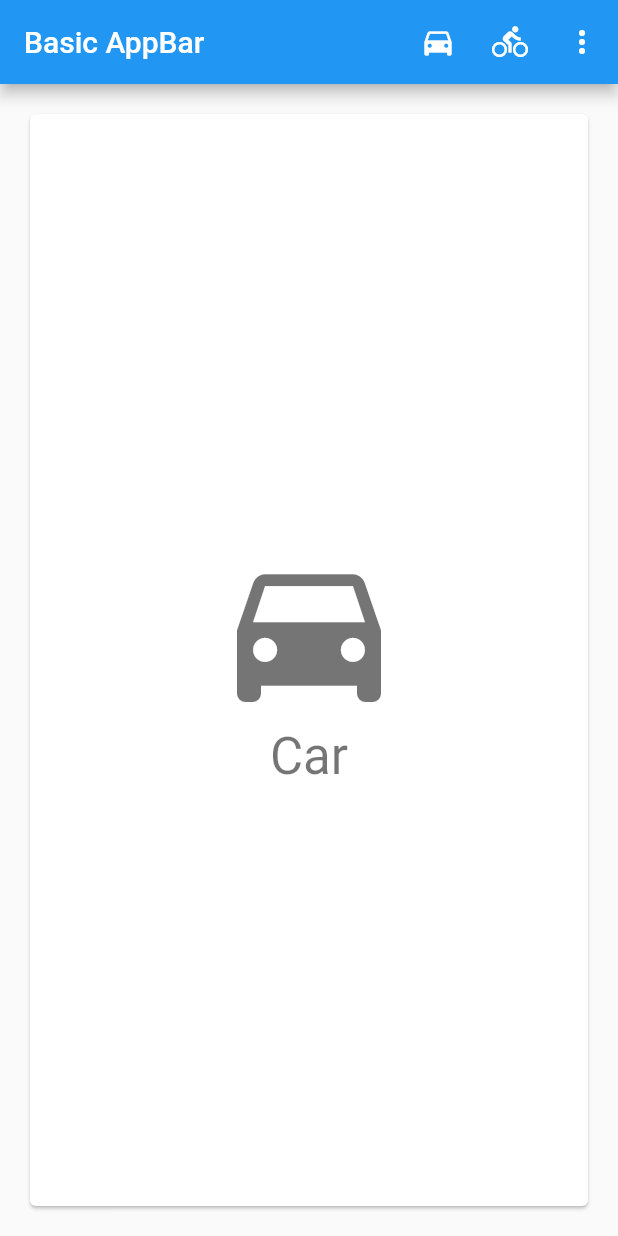
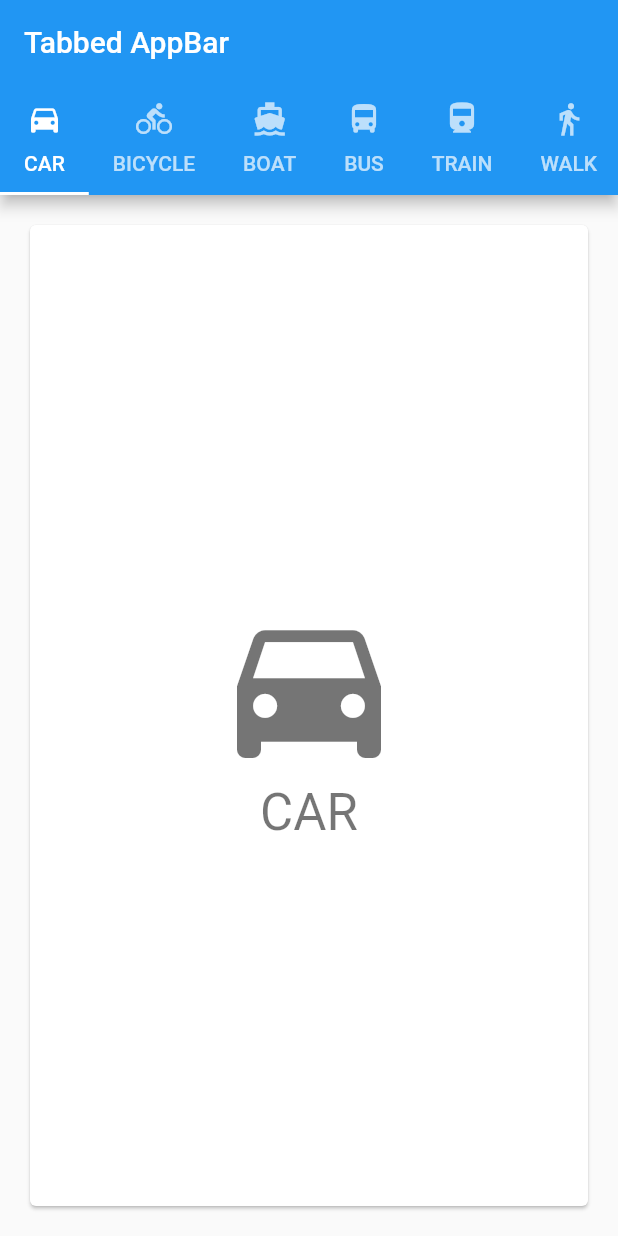
Before and after one commit to loki0210/DemoToGit, a Flutter app: the screen it shows after launch, on a phone screen of 412 x 824 dp. Run offline on Flutter 3.47's test engine with Material 2 defaults, Android fonts, the phone set to English and light mode, and no system bars.

Commit message:
some change

```diff
--- a/app_bar/lib/main.dart
+++ b/app_bar/lib/main.dart
@@ -1,106 +1,5 @@
-// Copyright 2017 The Chromium Authors. All rights reserved.
-// Use of this source code is governed by a BSD-style license that can be
-// found in the LICENSE file.
-
 import 'package:flutter/material.dart';
-
-// This app is a stateful, it tracks the user's current choice.
-class BasicAppBarSample extends StatefulWidget {
-  @override
-  _BasicAppBarSampleState createState() => new _BasicAppBarSampleState();
-}
-
-class _BasicAppBarSampleState extends State<BasicAppBarSample> {
-  Choice _selectedChoice = choices[0]; // The app's "state".
-
-  void _select(Choice choice) {
-    setState(() {
-      // Causes the app to rebuild with the new _selectedChoice.
-      _selectedChoice = choice;
-    });
-  }
-
-  @override
-  Widget build(BuildContext context) {
-    return new MaterialApp(
-      home: new Scaffold(
-        appBar: new AppBar(
-          title: const Text('Basic AppBar'),
-          actions: <Widget>[
-            new IconButton(
-              // action button
-              icon: new Icon(choices[0].icon),
-              onPressed: () {
-                _select(choices[0]);
-              },
-            ),
-            new IconButton(
-              // action button
-              icon: new Icon(choices[1].icon),
-              onPressed: () {
-                _select(choices[1]);
-              },
-            ),
-            new PopupMenuButton<Choice>(
-              // overflow menu
-              onSelected: _select,
-              itemBuilder: (BuildContext context) {
-                return choices.skip(2).map((Choice choice) {
-                  return new PopupMenuItem<Choice>(
-                    value: choice,
-                    child: new Text(choice.title),
-                  );
-                }).toList();
-              },
-            ),
-          ],
-        ),
-        body: new Padding(
-          padding: const EdgeInsets.all(16.0),
-          child: new ChoiceCard(choice: _selectedChoice),
-        ),
-      ),
-    );
-  }
-}
-
-class Choice {
-  const Choice({this.title, this.icon});
-  final String title;
-  final IconData icon;
-}
-
-const List<Choice> choices = const <Choice>[
-  const Choice(title: 'Car', icon: Icons.directions_car),
-  const Choice(title: 'Bicycle', icon: Icons.directions_bike),
-  const Choice(title: 'Boat', icon: Icons.directions_boat),
-  const Choice(title: 'Bus', icon: Icons.directions_bus),
-  const Choice(title: 'Train', icon: Icons.directions_railway),
-  const Choice(title: 'Walk', icon: Icons.directions_walk),
-];
-
-class ChoiceCard extends StatelessWidget {
-  const ChoiceCard({Key key, this.choice}) : super(key: key);
-
-  final Choice choice;
-
-  @override
-  Widget build(BuildContext context) {
-    final TextStyle textStyle = Theme.of(context).textTheme.display1;
-    return new Card(
-      color: Colors.white,
-      child: new Center(
-        child: new Column(
-          mainAxisSize: MainAxisSize.min,
-          crossAxisAlignment: CrossAxisAlignment.center,
-          children: <Widget>[
-            new Icon(choice.icon, size: 128.0, color: textStyle.color),
-            new Text(choice.title, style: textStyle),
-          ],
-        ),
-      ),
-    );
-  }
-}
-
-void main() => runApp(BasicAppBarSample());
+import './view/app_bar_basic.dart';
+import './view/app_bar_tab.dart';
+//void main() => runApp(BasicAppBarSample());
+void main() => runApp(TabbedAppBarSample());
--- /dev/null
+++ b/app_bar/lib/view/app_bar_basic.dart
@@ -0,0 +1,61 @@
+import 'package:flutter/material.dart';
+import './baseView.dart';
+// This app is a stateful, it tracks the user's current choice.
+class BasicAppBarSample extends StatefulWidget {
+  @override
+  _BasicAppBarSampleState createState() => new _BasicAppBarSampleState();
+}
+
+class _BasicAppBarSampleState extends State<BasicAppBarSample> {
+  Choice _selectedChoice = choices[0]; // The app's "state".
+
+  void _select(Choice choice) {
+    setState(() {
+      // Causes the app to rebuild with the new _selectedChoice.
+      _selectedChoice = choice;
+    });
+  }
+
+  @override
+  Widget build(BuildContext context) {
+    return new MaterialApp(
+      home: new Scaffold(
+        appBar: new AppBar(
+          title: const Text('Basic AppBar'),
+          actions: <Widget>[
+            new IconButton(
+              // action button
+              icon: new Icon(choices[0].icon),
+              onPressed: () {
+                _select(choices[0]);
+              },
+            ),
+            new IconButton(
+              // action button
+              icon: new Icon(choices[1].icon),
+              onPressed: () {
+                _select(choices[1]);
+              },
+            ),
+            new PopupMenuButton<Choice>(
+              // overflow menu
+              onSelected: _select,
+              itemBuilder: (BuildContext context) {
+                return choices.skip(2).map((Choice choice) {
+                  return new PopupMenuItem<Choice>(
+                    value: choice,
+                    child: new Text(choice.title),
+                  );
+                }).toList();
+              },
+            ),
+          ],
+        ),
+        body: new Padding(
+          padding: const EdgeInsets.all(16.0),
+          child: new ChoiceCard(choice: _selectedChoice),
+        ),
+      ),
+    );
+  }
+}
--- /dev/null
+++ b/app_bar/lib/view/app_bar_tab.dart
@@ -0,0 +1,35 @@
+import 'package:flutter/material.dart';
+import './baseView.dart';
+
+class TabbedAppBarSample extends StatelessWidget {
+  @override
+  Widget build(BuildContext context) {
+    return MaterialApp(
+      home: DefaultTabController(
+        length: choices.length,
+        child: Scaffold(
+          appBar: AppBar(
+            title: const Text('Tabbed AppBar'),
+            bottom: TabBar(
+              isScrollable: true,
+              tabs: choices.map((Choice choice) {
+                return Tab(
+                  text: choice.title,
+                  icon: Icon(choice.icon),
+                );
+              }).toList(),
+            ),
+          ),
+          body: TabBarView(
+            children: choices.map((Choice choice) {
+              return Padding(
+                padding: const EdgeInsets.all(16.0),
+                child: ChoiceCard(choice: choice),
+              );
+            }).toList(),
+          ),
+        ),
+      ),
+    );
+  }
+}
--- /dev/null
+++ b/app_bar/lib/view/baseView.dart
@@ -0,0 +1,38 @@
+import 'package:flutter/material.dart';
+
+class Choice {
+  final String title;
+  final IconData icon;
+  const Choice({this.title, this.icon});
+}
+
+const List<Choice> choices = const <Choice>[
+  const Choice(title: 'CAR', icon: Icons.directions_car),
+  const Choice(title: 'BICYCLE', icon: Icons.directions_bike),
+  const Choice(title: 'BOAT', icon: Icons.directions_boat),
+  const Choice(title: 'BUS', icon: Icons.directions_bus),
+  const Choice(title: 'TRAIN', icon: Icons.directions_railway),
+  const Choice(title: 'WALK', icon: Icons.directions_walk),
+];
+
+class ChoiceCard extends StatelessWidget {
+  final Choice choice;
+  const ChoiceCard({Key key, this.choice}) : super(key: key);
+  @override
+  Widget build(BuildContext context) {
+    final TextStyle textStyle = Theme.of(context).textTheme.display1;
+    return Card(
+      color: Colors.white,
+      child: new Center(
+        child: new Column(
+          mainAxisSize: MainAxisSize.min,
+          crossAxisAlignment: CrossAxisAlignment.center,
+          children: <Widget>[
+            new Icon(choice.icon, size: 128.0, color: textStyle.color),
+            new Text(choice.title, style: textStyle),
+          ],
+        ),
+      ),
+    );
+  }
+}
```
